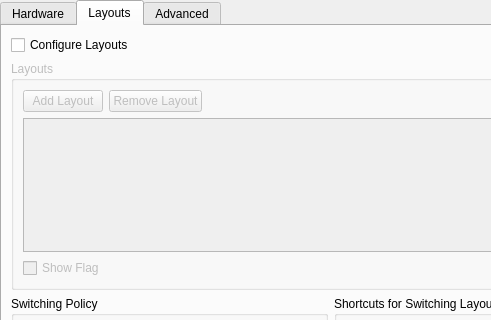
Above: kcontrol/keyboard/kcm_keyboard.ui from mgottschlag/kwin-tiling before the change; both pictures show x 0 to 491 and y 0 to 320 of the 662 by 446 pixel window. Below: the same form after it.
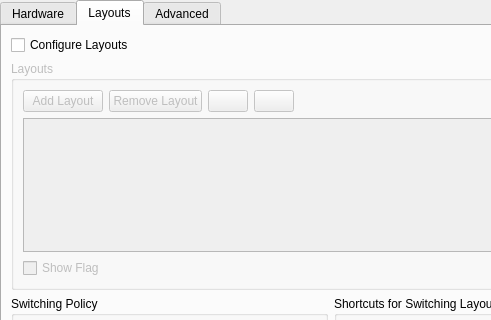
That is the form after the change. The open tabs and pages were chosen to show the change. Custom widgets are drawn as their Qt base class.

Commit message: allow moving layouts; initialize with currentl layouts when list empty; cleanup

```diff
--- a/kcontrol/keyboard/kcm_keyboard.ui
+++ b/kcontrol/keyboard/kcm_keyboard.ui
@@ -122,6 +122,26 @@
            </property>
           </widget>
          </item>
+         <item>
+          <widget class="QPushButton" name="moveUpBtn">
+           <property name="enabled">
+            <bool>false</bool>
+           </property>
+           <property name="text">
+            <string/>
+           </property>
+          </widget>
+         </item>
+         <item>
+          <widget class="QPushButton" name="moveDownBtn">
+           <property name="enabled">
+            <bool>false</bool>
+           </property>
+           <property name="text">
+            <string/>
+           </property>
+          </widget>
+         </item>
          <item>
           <spacer name="horizontalSpacer">
            <property name="orientation">
```
Left out of the diff: 12 changed lines with no effect on the pictures. The commit also changes 7 other files.
